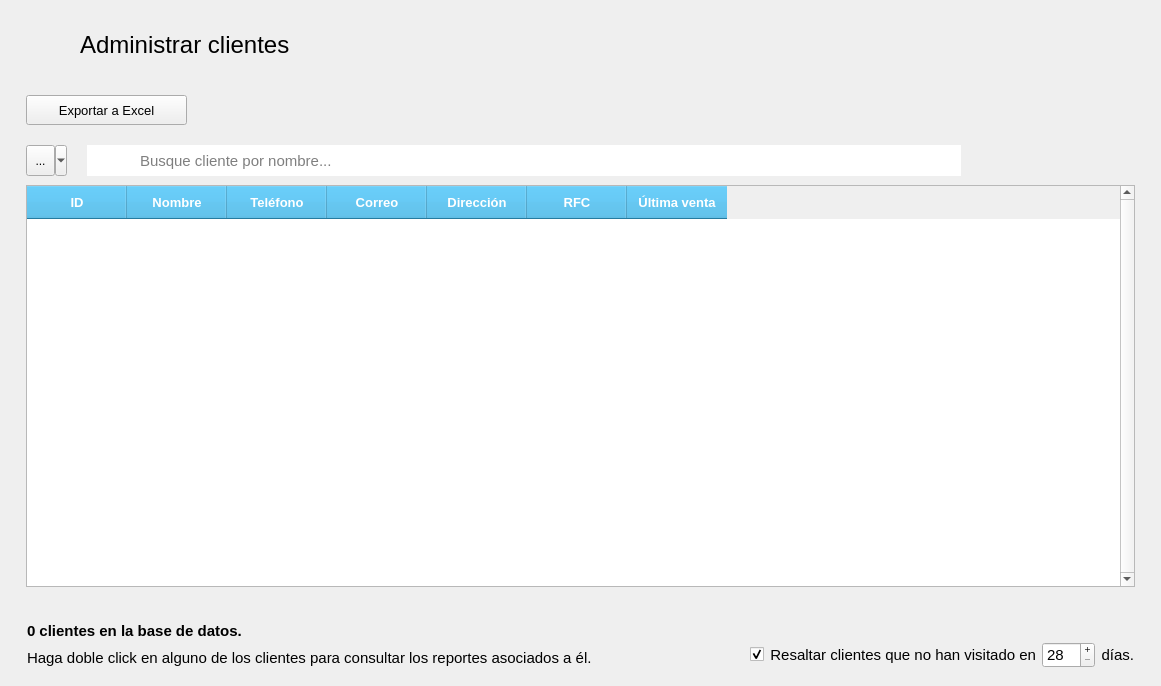
This is ui/Ui_AdministrarClientes.ui in ivanperez-7/printpos as Qt 5 draws it before an edit. The edited form follows.
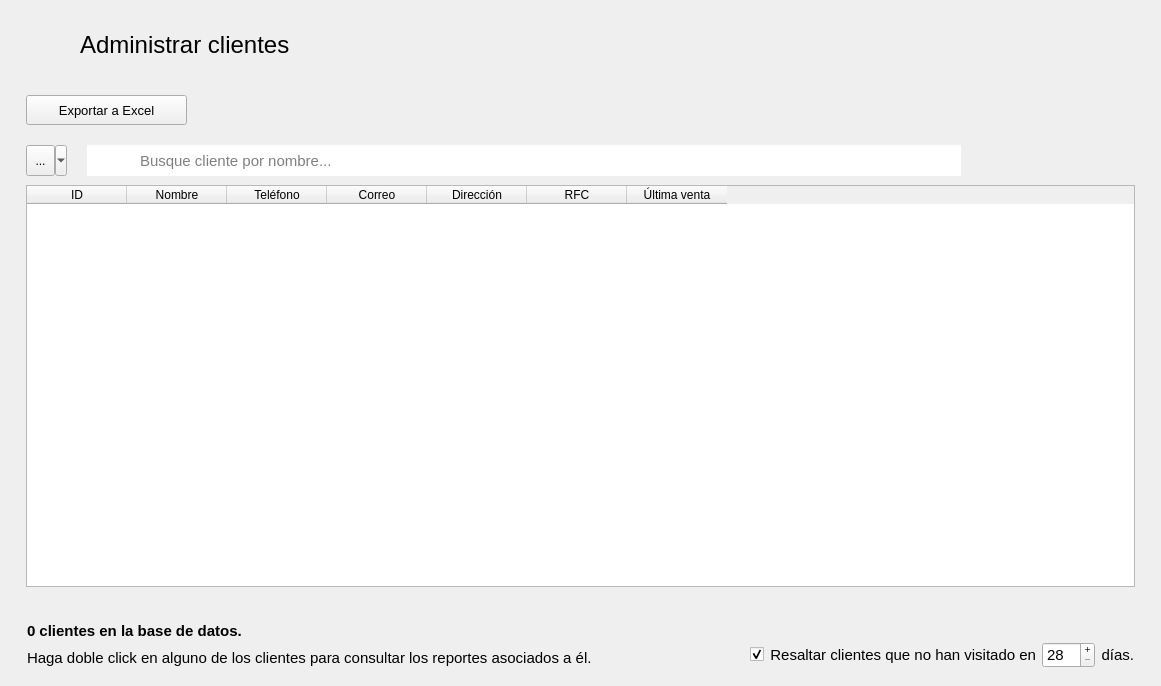
This is the edited form. Icons and pictures are not drawn. Custom widgets are drawn as their Qt base class.

The edit to the form file:
```diff
--- a/ui/Ui_AdministrarClientes.ui
+++ b/ui/Ui_AdministrarClientes.ui
@@ -398,62 +398,7 @@
            <number>0</number>
           </property>
           <item>
-           <widget class="QTableWidget" name="tabla_clientes">
-            <property name="font">
-             <font>
-              <family>Segoe UI</family>
-              <pointsize>10</pointsize>
-             </font>
-            </property>
-            <property name="styleSheet">
-             <string notr="true">QHeaderView::section {
-	font: bold 10pt;
-	color: rgb(255, 255, 255);
-	background-color: rgb(52, 172, 224);
-	padding: 7px;
-}
-
-QTableView::item{
-  padding: 5px;
-}
-
-QTableWidget {
-	alternate-background-color: rgb(240, 240, 240);
-}
-
-QTableView {
-    selection-background-color: rgb(85, 85, 255);
-    selection-color: rgb(255, 255, 255);
-}
-QTableView:active {
-    selection-background-color: rgb(85, 85, 255);
-    selection-color: rgb(255, 255, 255);
-}</string>
-            </property>
-            <property name="verticalScrollBarPolicy">
-             <enum>Qt::ScrollBarAlwaysOn</enum>
-            </property>
-            <property name="editTriggers">
-             <set>QAbstractItemView::NoEditTriggers</set>
-            </property>
-            <property name="alternatingRowColors">
-             <bool>true</bool>
-            </property>
-            <property name="selectionMode">
-             <enum>QAbstractItemView::SingleSelection</enum>
-            </property>
-            <property name="selectionBehavior">
-             <enum>QAbstractItemView::SelectRows</enum>
-            </property>
-            <property name="showGrid">
-             <bool>false</bool>
-            </property>
-            <attribute name="horizontalHeaderMinimumSectionSize">
-             <number>50</number>
-            </attribute>
-            <attribute name="verticalHeaderVisible">
-             <bool>false</bool>
-            </attribute>
+           <widget class="TablaDatos" name="tabla_clientes">
             <column>
              <property name="text">
               <string>ID</string>
@@ -643,6 +588,13 @@
    </layout>
   </widget>
  </widget>
+ <customwidgets>
+  <customwidget>
+   <class>TablaDatos</class>
+   <extends>QTableWidget</extends>
+   <header>utils.mywidgets.h</header>
+  </customwidget>
+ </customwidgets>
  <resources>
   <include location="../resources.qrc"/>
  </resources>
```
